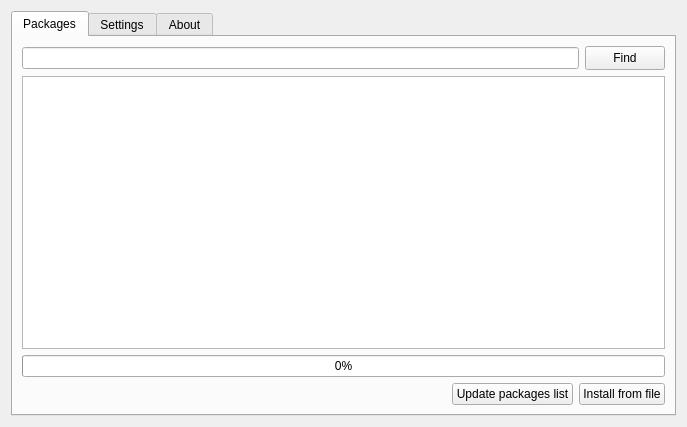
First picture: the form in ui/settings.ui, repository euroelessar/qutim, before the edit.
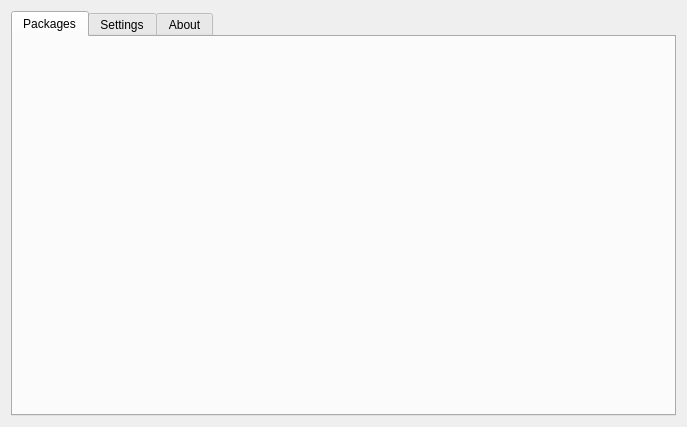
Second picture: the form after the edit. Icons and pictures are not drawn.

```diff
--- a/ui/settings.ui
+++ b/ui/settings.ui
@@ -35,98 +35,7 @@
       <attribute name="title">
        <string>Packages</string>
       </attribute>
-      <layout class="QGridLayout" name="gridLayout_3">
-       <item row="7" column="0">
-        <spacer name="horizontalSpacer">
-         <property name="orientation">
-          <enum>Qt::Horizontal</enum>
-         </property>
-         <property name="sizeHint" stdset="0">
-          <size>
-           <width>40</width>
-           <height>20</height>
-          </size>
-         </property>
-        </spacer>
-       </item>
-       <item row="7" column="1">
-        <widget class="QPushButton" name="pushButton">
-         <property name="enabled">
-          <bool>true</bool>
-         </property>
-         <property name="text">
-          <string>Update packages list</string>
-         </property>
-         <property name="icon">
-          <iconset resource="../icons.qrc">
-           <normaloff>:/icons/internet.png</normaloff>:/icons/internet.png</iconset>
-         </property>
-        </widget>
-       </item>
-       <item row="7" column="2">
-        <widget class="QPushButton" name="installfromfileBtn">
-         <property name="text">
-          <string>Install from file</string>
-         </property>
-         <property name="icon">
-          <iconset resource="../icons.qrc">
-           <normaloff>:/icons/open.png</normaloff>:/icons/open.png</iconset>
-         </property>
-        </widget>
-       </item>
-       <item row="6" column="0" colspan="3">
-        <widget class="QProgressBar" name="progressBar">
-         <property name="value">
-          <number>0</number>
-         </property>
-        </widget>
-       </item>
-       <item row="5" column="0" colspan="3">
-        <widget class="QTreeView" name="treeView"/>
-       </item>
-       <item row="0" column="0" rowspan="2" colspan="3">
-        <layout class="QHBoxLayout" name="horizontalLayout">
-         <item>
-          <widget class="QLineEdit" name="lineEdit"/>
-         </item>
-         <item>
-          <widget class="QPushButton" name="pushButton_2">
-           <property name="minimumSize">
-            <size>
-             <width>0</width>
-             <height>24</height>
-            </size>
-           </property>
-           <property name="maximumSize">
-            <size>
-             <width>960</width>
-             <height>24</height>
-            </size>
-           </property>
-           <property name="baseSize">
-            <size>
-             <width>24</width>
-             <height>64</height>
-            </size>
-           </property>
-           <property name="text">
-            <string>Find</string>
-           </property>
-           <property name="icon">
-            <iconset resource="../icons.qrc">
-             <normaloff>:/icons/find.png</normaloff>:/icons/find.png</iconset>
-           </property>
-           <property name="default">
-            <bool>false</bool>
-           </property>
-           <property name="flat">
-            <bool>false</bool>
-           </property>
-          </widget>
-         </item>
-        </layout>
-       </item>
-      </layout>
+      <layout class="QGridLayout" name="gridLayout_3"/>
      </widget>
      <widget class="QWidget" name="SettingsTab">
       <attribute name="title">
```
